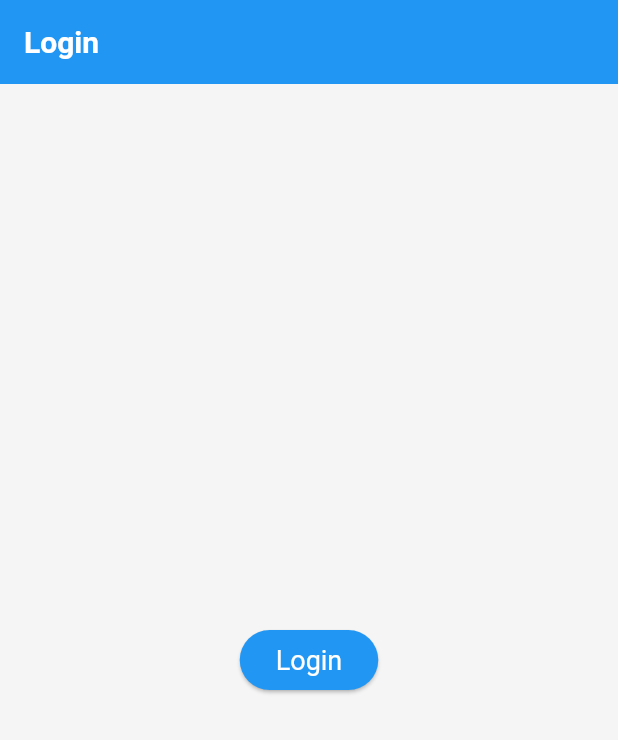
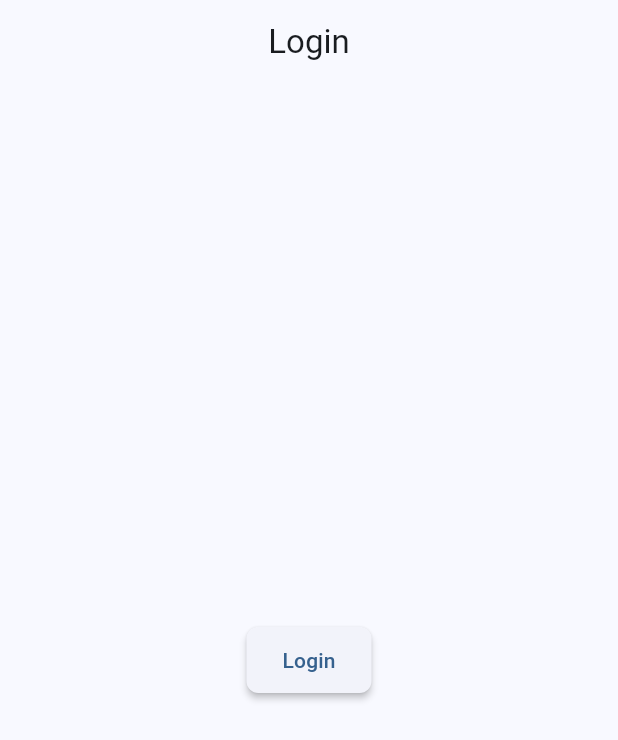
Before and after one commit to patmoreau/holefeeder-ui, a Flutter app: the screen it shows after launch, on a phone screen of 412 x 824 dp. Shown: the top 740 px of the screen. Run offline on Flutter 3.47's test engine with Material 3 defaults, Android fonts, the phone set to English and light mode, and no system bars; our stand-ins replace decimal, dio, flutter_dotenv, flutter_slidable, go_router, hive_ce and 5 more; missing offline and left inert: auth0_flutter, cupertino_calendar_picker, pull_down_button, quick_actions; accounts and stored records are empty; generated files the repository leaves out were written again.

Commit message:
Improves theming and period calculation
Refactors the app's theming to support dynamic light and dark modes for both Material and Cupertino styles. This change ensures a consistent look and feel across different platforms and user preferences.

Additionally, introduces a new `PeriodService` that fetches period information from the API, enhancing the app's ability to determine and manage recurring intervals.

```diff
--- a/lib/app/holefeeder_app.dart
+++ b/lib/app/holefeeder_app.dart
@@ -2,7 +2,6 @@ import 'package:flutter/cupertino.dart';
 import 'package:flutter/material.dart';
 import 'package:flutter/services.dart';
 import 'package:flutter_localizations/flutter_localizations.dart';
-import 'package:holefeeder/core/constants/themes.dart';
 import 'package:holefeeder/core/services/services.dart';
 import 'package:holefeeder/core/utils/utils.dart';
 import 'package:holefeeder/core/view_models/view_model_providers.dart';
@@ -10,9 +9,10 @@ import 'package:holefeeder/l10n/l10n.dart';
 import 'package:holefeeder/ui/services/services.dart';
 import 'package:holefeeder/ui/widgets/platform/platform_widget.dart';
 import 'package:provider/provider.dart';
-import 'package:universal_platform/universal_platform.dart';
 
 import '../core/authentication/authentication_providers.dart';
+import '../core/constants/theme_data_cupertino.dart';
+import '../core/constants/theme_data_material.dart';
 import '../core/events/event_providers.dart';
 import '../core/network/network_providers.dart';
 import '../core/repositories/repository_providers.dart';
@@ -97,7 +97,7 @@ class _HolefeederAppState extends State<HolefeederApp>
 
   Widget _buildCupertinoApp(BuildContext context) => CupertinoApp.router(
     onGenerateTitle: (context) => AppLocalizations.of(context).holefeederTitle,
-    theme: holefeederCupertinoTheme,
+    theme: buildCupertinoThemeData(context),
     routerConfig: router,
     localizationsDelegates: _localizationsDelegates,
     supportedLocales: _supportedLocales,
@@ -107,7 +107,9 @@ class _HolefeederAppState extends State<HolefeederApp>
 
   Widget _buildMaterialApp(BuildContext context) => MaterialApp.router(
     onGenerateTitle: (context) => AppLocalizations.of(context).holefeederTitle,
-    theme: holefeederMaterialTheme,
+    theme: buildLightMaterialThemeData(),
+    darkTheme: buildDarkMaterialThemeData(),
+    themeMode: ThemeMode.system,
     routerConfig: router,
     localizationsDelegates: _localizationsDelegates,
     supportedLocales: _supportedLocales,
@@ -118,27 +120,7 @@ class _HolefeederAppState extends State<HolefeederApp>
   Widget _initializeApp(BuildContext context, Widget? child) {
     L10nService.initialize(context);
     return NotificationServiceProvider(
-      child:
-          UniversalPlatform.isApple
-              ? Theme(
-                data: ThemeData(
-                  extensions: <ThemeExtension<dynamic>>[
-                    defaultFormTheme,
-                    defaultErrorDialogTheme,
-                  ],
-                ),
       child: Localizations.override(
-                  context: context,
-                  delegates: const [
-                    AppLocalizations.delegate,
-                    GlobalMaterialLocalizations.delegate,
-                    GlobalWidgetsLocalizations.delegate,
-                    GlobalCupertinoLocalizations.delegate,
-                  ],
-                  child: child ?? const SizedBox(),
-                ),
-              )
-              : Localizations.override(
         context: context,
         delegates: const [
           AppLocalizations.delegate,
--- a/lib/core/constants/constants.dart
+++ b/lib/core/constants/constants.dart
@@ -1,4 +1,5 @@
 export 'hive_constants.dart';
-export 'project_colors.dart';
 export 'strings.dart';
+export 'theme_data_cupertino.dart';
+export 'theme_data_material.dart';
 export 'themes.dart';
--- a/lib/core/constants/hive_constants.dart
+++ b/lib/core/constants/hive_constants.dart
@@ -12,7 +12,7 @@ class HiveConstants {
 
   /// Constant key names
   static const String kPendingActionKey = 'pending_action';
-  static const String kUserSettingsKey = 'userSettings';
+  static const String kUserSettingsKey = 'user_settings';
 
   /// Type IDs
   static const int decimalTypeId = 100;
--- /dev/null
+++ b/lib/core/constants/theme_data_cupertino.dart
@@ -0,0 +1,54 @@
+import 'package:flutter/cupertino.dart';
+
+CupertinoThemeData buildCupertinoThemeData(BuildContext context) =>
+    CupertinoThemeData(
+      brightness: MediaQuery.of(context).platformBrightness,
+      primaryColor: CupertinoColors.activeOrange,
+      primaryContrastingColor: CupertinoColors.white,
+      scaffoldBackgroundColor: CupertinoColors.systemGroupedBackground,
+      barBackgroundColor: CupertinoColors.systemBackground,
+      textTheme: CupertinoTextThemeData(
+        textStyle: TextStyle(
+          fontFamily: '.SF Pro Text',
+          fontSize: 16,
+          color: CupertinoColors.label,
+        ),
+        actionTextStyle: TextStyle(
+          fontFamily: '.SF Pro Text',
+          fontSize: 17,
+          color: CupertinoColors.activeOrange,
+        ),
+        navTitleTextStyle: TextStyle(
+          fontFamily: '.SF Pro Display',
+          fontSize: 17,
+          fontWeight: FontWeight.w600,
+          color: CupertinoColors.label,
+        ),
+        navLargeTitleTextStyle: TextStyle(
+          fontFamily: '.SF Pro Display',
+          fontSize: 34,
+          fontWeight: FontWeight.w700,
+          color: CupertinoColors.label,
+        ),
+        pickerTextStyle: TextStyle(
+          fontFamily: '.SF Pro Text',
+          fontSize: 21,
+          color: CupertinoColors.label,
+        ),
+        dateTimePickerTextStyle: TextStyle(
+          fontFamily: '.SF Pro Text',
+          fontSize: 21,
+          color: CupertinoColors.label,
+        ),
+        navActionTextStyle: TextStyle(
+          fontFamily: '.SF Pro Text',
+          fontSize: 17,
+          color: CupertinoColors.activeOrange,
+        ),
+        tabLabelTextStyle: TextStyle(
+          fontFamily: '.SF Pro Text',
+          fontSize: 10,
+          color: CupertinoColors.inactiveGray,
+        ),
+      ),
+    );
--- /dev/null
+++ b/lib/core/constants/theme_data_material.dart
@@ -0,0 +1,182 @@
+import 'package:flutter/material.dart';
+
+ThemeData buildLightMaterialThemeData() => ThemeData(
+  useMaterial3: true,
+  // Enable Material 3 design
+  colorScheme: ColorScheme.fromSeed(
+    seedColor: Colors.blue,
+    brightness: Brightness.light,
+  ),
+
+  // App Bar theme
+  appBarTheme: AppBarTheme(
+    centerTitle: true,
+    elevation: 0,
+    scrolledUnderElevation: 1,
+    backgroundColor: Colors.transparent,
+    foregroundColor: null, // Uses colorScheme.onSurface
+  ),
+
+  // Card theme
+  cardTheme: CardThemeData(
+    elevation: 2,
+    shape: RoundedRectangleBorder(borderRadius: BorderRadius.circular(12)),
+  ),
+
+  // Elevated Button theme
+  elevatedButtonTheme: ElevatedButtonThemeData(
+    style: ElevatedButton.styleFrom(
+      elevation: 2,
+      padding: EdgeInsets.symmetric(horizontal: 24, vertical: 12),
+      shape: RoundedRectangleBorder(borderRadius: BorderRadius.circular(8)),
+    ),
+  ),
+
+  // Text Button theme
+  textButtonTheme: TextButtonThemeData(
+    style: TextButton.styleFrom(
+      padding: EdgeInsets.symmetric(horizontal: 16, vertical: 8),
+      shape: RoundedRectangleBorder(borderRadius: BorderRadius.circular(8)),
+    ),
+  ),
+
+  // Outlined Button theme
+  outlinedButtonTheme: OutlinedButtonThemeData(
+    style: OutlinedButton.styleFrom(
+      padding: EdgeInsets.symmetric(horizontal: 24, vertical: 12),
+      shape: RoundedRectangleBorder(borderRadius: BorderRadius.circular(8)),
+    ),
+  ),
+
+  // Input Decoration theme
+  inputDecorationTheme: InputDecorationTheme(
+    filled: true,
+    border: OutlineInputBorder(
+      borderRadius: BorderRadius.circular(8),
+      borderSide: BorderSide.none,
+    ),
+    contentPadding: EdgeInsets.symmetric(horizontal: 16, vertical: 12),
+  ),
+
+  // List Tile theme
+  listTileTheme: ListTileThemeData(
+    contentPadding: EdgeInsets.symmetric(horizontal: 16, vertical: 4),
+    shape: RoundedRectangleBorder(borderRadius: BorderRadius.circular(8)),
+  ),
+
+  // Navigation Bar theme
+  navigationBarTheme: NavigationBarThemeData(
+    elevation: 3,
+    height: 80,
+    labelBehavior: NavigationDestinationLabelBehavior.alwaysShow,
+  ),
+
+  // Bottom Sheet theme
+  bottomSheetTheme: BottomSheetThemeData(
+    shape: RoundedRectangleBorder(
+      borderRadius: BorderRadius.vertical(top: Radius.circular(16)),
+    ),
+  ),
+
+  // Dialog theme
+  dialogTheme: DialogThemeData(
+    shape: RoundedRectangleBorder(borderRadius: BorderRadius.circular(16)),
+    elevation: 6,
+  ),
+
+  // Floating Action Button theme
+  floatingActionButtonTheme: FloatingActionButtonThemeData(
+    elevation: 4,
+    shape: RoundedRectangleBorder(borderRadius: BorderRadius.circular(16)),
+  ),
+);
+
+ThemeData buildDarkMaterialThemeData() => ThemeData(
+  useMaterial3: true,
+  colorScheme: ColorScheme.fromSeed(
+    seedColor: Colors.blue,
+    brightness: Brightness.dark,
+  ),
+
+  // App Bar theme
+  appBarTheme: AppBarTheme(
+    centerTitle: true,
+    elevation: 0,
+    scrolledUnderElevation: 1,
+    backgroundColor: Colors.transparent,
+    foregroundColor: null, // Uses colorScheme.onSurface
+  ),
+
+  // Card theme
+  cardTheme: CardThemeData(
+    elevation: 2,
+    shape: RoundedRectangleBorder(borderRadius: BorderRadius.circular(12)),
+  ),
+
+  // Elevated Button theme
+  elevatedButtonTheme: ElevatedButtonThemeData(
+    style: ElevatedButton.styleFrom(
+      elevation: 2,
+      padding: EdgeInsets.symmetric(horizontal: 24, vertical: 12),
+      shape: RoundedRectangleBorder(borderRadius: BorderRadius.circular(8)),
+    ),
+  ),
+
+  // Text Button theme
+  textButtonTheme: TextButtonThemeData(
+    style: TextButton.styleFrom(
+      padding: EdgeInsets.symmetric(horizontal: 16, vertical: 8),
+      shape: RoundedRectangleBorder(borderRadius: BorderRadius.circular(8)),
+    ),
+  ),
+
+  // Outlined Button theme
+  outlinedButtonTheme: OutlinedButtonThemeData(
+    style: OutlinedButton.styleFrom(
+      padding: EdgeInsets.symmetric(horizontal: 24, vertical: 12),
+      shape: RoundedRectangleBorder(borderRadius: BorderRadius.circular(8)),
+    ),
+  ),
+
+  // Input Decoration theme
+  inputDecorationTheme: InputDecorationTheme(
+    filled: true,
+    border: OutlineInputBorder(
+      borderRadius: BorderRadius.circular(8),
+      borderSide: BorderSide.none,
+    ),
+    contentPadding: EdgeInsets.symmetric(horizontal: 16, vertical: 12),
+  ),
+
+  // List Tile theme
+  listTileTheme: ListTileThemeData(
+    contentPadding: EdgeInsets.symmetric(horizontal: 16, vertical: 4),
+    shape: RoundedRectangleBorder(borderRadius: BorderRadius.circular(8)),
+  ),
+
+  // Navigation Bar theme
+  navigationBarTheme: NavigationBarThemeData(
+    elevation: 3,
+    height: 80,
+    labelBehavior: NavigationDestinationLabelBehavior.alwaysShow,
+  ),
+
+  // Bottom Sheet theme
+  bottomSheetTheme: BottomSheetThemeData(
+    shape: RoundedRectangleBorder(
+      borderRadius: BorderRadius.vertical(top: Radius.circular(16)),
+    ),
+  ),
+
+  // Dialog theme
+  dialogTheme: DialogThemeData(
+    shape: RoundedRectangleBorder(borderRadius: BorderRadius.circular(16)),
+    elevation: 6,
+  ),
+
+  // Floating Action Button theme
+  floatingActionButtonTheme: FloatingActionButtonThemeData(
+    elevation: 4,
+    shape: RoundedRectangleBorder(borderRadius: BorderRadius.circular(16)),
+  ),
+);
--- a/lib/core/constants/themes.dart
+++ b/lib/core/constants/themes.dart
@@ -1,4 +1,5 @@
 import 'dart:ui';
+
 import 'package:flutter/cupertino.dart';
 import 'package:flutter/material.dart';
 
@@ -91,85 +92,3 @@ const defaultErrorDialogTheme = ErrorDialogTheme(
   textColor: Colors.black87,
   opacity: 0.1,
 );
-
-CupertinoThemeData holefeederCupertinoTheme = const CupertinoThemeData(
-  applyThemeToAll: true,
-  brightness: Brightness.light,
-  primaryColor: CupertinoColors.activeBlue,
-  textTheme: CupertinoTextThemeData(
-    textStyle: TextStyle(
-      fontFamily: 'SF Pro Display',
-      fontSize: 16.0,
-      color: CupertinoColors.black,
-    ),
-    navTitleTextStyle: TextStyle(
-      fontWeight: FontWeight.bold,
-      fontSize: 20.0,
-      color: CupertinoColors.black,
-    ),
-    navLargeTitleTextStyle: TextStyle(
-      fontWeight: FontWeight.bold,
-      fontSize: 34.0,
-      color: CupertinoColors.black,
-    ),
-    actionTextStyle: TextStyle(color: CupertinoColors.activeBlue),
-    pickerTextStyle: TextStyle(color: CupertinoColors.black),
-    dateTimePickerTextStyle: TextStyle(color: CupertinoColors.black),
-  ),
-  barBackgroundColor: CupertinoColors.systemGrey6,
-  scaffoldBackgroundColor: CupertinoColors.systemBackground,
-);
-
-ThemeData holefeederMaterialTheme = ThemeData(
-  useMaterial3: true,
-  colorScheme: ColorScheme.fromSeed(
-    seedColor: Colors.blue,
-    brightness: Brightness.light,
-  ),
-  extensions: <ThemeExtension<dynamic>>[
-    defaultFormTheme,
-    defaultErrorDialogTheme,
-  ],
-  cardTheme: CardThemeData(
-    elevation: 0,
-    margin: const EdgeInsets.symmetric(horizontal: 16, vertical: 8),
-    shape: RoundedRectangleBorder(borderRadius: BorderRadius.circular(12)),
-  ),
-  inputDecorationTheme: InputDecorationTheme(
-    filled: true,
-    border: OutlineInputBorder(
-      borderRadius: BorderRadius.circular(8),
-      borderSide: BorderSide.none,
-    ),
-    contentPadding: const EdgeInsets.symmetric(horizontal: 16, vertical: 16),
-  ),
-  listTileTheme: const ListTileThemeData(
-    contentPadding: EdgeInsets.symmetric(horizontal: 16, vertical: 8),
-  ),
-  chipTheme: ChipThemeData(
-    elevation: 0,
-    shape: RoundedRectangleBorder(borderRadius: BorderRadius.circular(8)),
-    padding: const EdgeInsets.symmetric(horizontal: 12, vertical: 12),
-  ),
-  dividerTheme: const DividerThemeData(space: 1, indent: 16, endIndent: 16),
-  scaffoldBackgroundColor: Colors.grey[100],
-  appBarTheme: const AppBarTheme(
-    backgroundColor: Colors.blue,
-    foregroundColor: Colors.white,
-    titleTextStyle: TextStyle(fontSize: 20, fontWeight: FontWeight.bold),
-  ),
-  textTheme: const TextTheme(
-    bodyLarge: TextStyle(fontSize: 16.0),
-    bodyMedium: TextStyle(fontSize: 14.0),
-    titleLarge: TextStyle(fontSize: 22.0, fontWeight: FontWeight.bold),
-    titleMedium: TextStyle(fontSize: 16.0, fontWeight: FontWeight.w500),
-    labelLarge: TextStyle(fontSize: 14.0, fontWeight: FontWeight.w500),
-  ),
-  elevatedButtonTheme: ElevatedButtonThemeData(
-    style: ElevatedButton.styleFrom(
-      backgroundColor: Colors.blue,
-      foregroundColor: Colors.white,
-      textStyle: const TextStyle(fontSize: 18),
-    ),
-  ),
-);
--- a/lib/core/network/rest_client.dart
+++ b/lib/core/network/rest_client.dart
@@ -48,6 +48,12 @@ abstract class RestClient {
   @GET('api/v2/categories/{id}')
   Future<HttpResponse<Category>> getCategory(@Path('id') String id);
 
+  @GET('api/v2/periods')
+  Future<HttpResponse<DateInterval>> computePeriod(
+    @Query('asOfDate') DateTime asOfDate,
+    @Query('iteration') int iteration,
+  );
+
   @GET('api/v2/store-items')
   Future<HttpResponse<List<StoreItem>>> getStoreItems(
     @Query('filter') List<String> filter,
--- a/lib/core/services/service_providers.dart
+++ b/lib/core/services/service_providers.dart
@@ -1,4 +1,3 @@
-import 'package:holefeeder/core/events/events.dart';
 import 'package:provider/provider.dart';
 
 import '../../ui/services/services.dart';
@@ -26,8 +25,8 @@ final serviceProviders = [
         (context, hiveService, _) =>
             PendingActionsServiceImpl(hiveService: hiveService),
   ),
-  ProxyProvider<EventBus, PeriodService>(
-    update: (_, eventBus, _) => PeriodServiceImpl(eventBus: eventBus),
+  ProxyProvider<ApiService, PeriodService>(
+    update: (_, apiService, _) => PeriodServiceImpl(apiService: apiService),
   ),
   Provider<QuickActionsService>(
     create:
--- a/lib/ui/widgets/adaptive/adaptive_list_tile.dart
+++ b/lib/ui/widgets/adaptive/adaptive_list_tile.dart
@@ -30,6 +30,7 @@ class AdaptiveListTile extends StatelessWidget {
             title: title,
             subtitle: subtitle,
             trailing: trailing,
+            backgroundColor: CupertinoTheme.of(context).scaffoldBackgroundColor,
           )
           : ListTile(
             contentPadding: padding,
```
Also changed, not shown: lib/core/constants/cupertino_theme.dart (deleted, +0 -20 lines), lib/core/models/date_interval.dart (+9 -0 lines), lib/core/services/api_service.dart (+15 -0 lines), lib/core/services/period_service.dart (+14 -184 lines), lib/core/constants/project_colors.dart (deleted), lib/core/network/rest_client.g.dart. Lines whose indentation alone changed are shown as unchanged.
